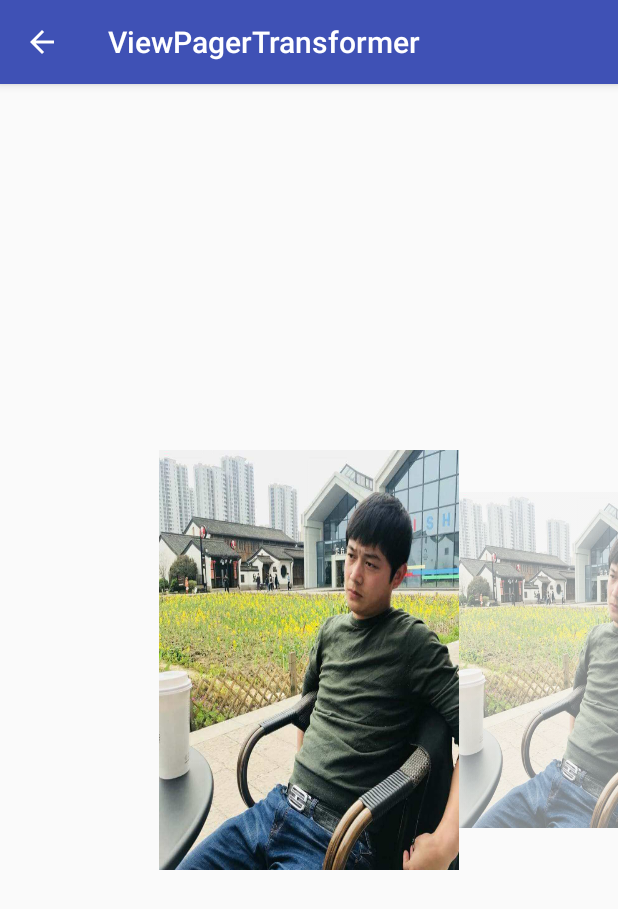
After one commit to faith-hb/WidgetCase, an Android app: the ViewPagerTransformerActivity screen opened directly, with no data from a screen before it, on a phone screen of 412 x 824 dp. The commit adds this screen. Shown: the top 909 px of the screen. Run offline under Robolectric (Android 15) with nearby library versions, the phone set to English and light mode, and no system bars; libraries missing offline, so code that uses them is left out: com.dongni.tools; 2 statements that could not run were skipped.

Commit message:
新增控件： 1、自定义ViewPager页面过度动画 2、自定义图片翻转动画控件

```diff
--- a/app/build.gradle
+++ b/app/build.gradle
@@ -89,7 +89,7 @@ dependencies {
     implementation project(':hawkeye_widget')
     implementation "com.faithhb:toolslib:${outer.toolslib}"
     // aar中依赖的库，主项目也必须依赖，因为aar中依赖的库不会被打进aar包中
-//    implementation 'com.github:widgetcase:1.0.2'
+//    implementation 'com.github:widgetcase:1.0.4'
 //    implementation(name: 'hawkeye_widget-release', ext: 'aar')
 }
 
--- /dev/null
+++ b/app/src/main/java/com/doyou/cvc/activity/sys/viewpager/ViewPagerAdapter.kt
@@ -0,0 +1,61 @@
+package com.doyou.cvc.activity.sys.viewpager
+
+import android.view.LayoutInflater
+import android.view.View
+import android.view.ViewGroup
+import android.widget.ImageView
+import androidx.collection.LruCache
+import androidx.viewpager.widget.PagerAdapter
+import com.doyou.cvc.R
+
+/**
+ *
+ * @autor hongbing
+ * @date 2019-11-14
+ */
+class ViewPagerAdapter : PagerAdapter {
+
+    private var images: List<Int>? = null
+    private var mCachePagerItem = LruCache<Int, ImageView>(5)
+
+    constructor(images: List<Int>?) : super() {
+        this.images = images
+    }
+
+    fun getImages(): List<Int>? {
+        return images
+    }
+
+    override fun getCount(): Int {
+        return images!!.size
+    }
+
+    override fun isViewFromObject(view: View, `object`: Any): Boolean {
+        return view == `object`
+    }
+
+    override fun getItemPosition(`object`: Any): Int {
+        return POSITION_UNCHANGED
+    }
+
+    override fun destroyItem(container: ViewGroup, position: Int, `object`: Any) {
+        container.removeView(`object` as ImageView)
+    }
+
+    override fun instantiateItem(container: ViewGroup, position: Int): Any {
+        var imgV = mCachePagerItem.get(position)
+        if (imgV == null) {
+            imgV = LayoutInflater.from(container.context).inflate(R.layout.viewpager_itemview, null) as ImageView
+            imgV.tag = position
+            mCachePagerItem.put(position, imgV)
+        }
+        if (images!![position] == 0) {
+            imgV.setImageResource(R.mipmap.ic_launcher)
+        } else {
+            imgV.setImageResource(images!![position])
+        }
+        container.addView(imgV)
+        return imgV
+    }
+
+}
--- /dev/null
+++ b/app/src/main/java/com/doyou/cvc/activity/sys/viewpager/ViewPagerTransformerActivity.kt
@@ -0,0 +1,57 @@
+package com.doyou.cvc.activity.sys.viewpager
+
+import android.os.Bundle
+import android.view.MenuItem
+import androidx.appcompat.app.AppCompatActivity
+import com.dongni.tools.DensityUtil
+import com.doyou.cv.widget.sys.viewpager.transformer.ScaleAlphaTransformer
+import com.doyou.cvc.R
+import kotlinx.android.synthetic.main.activity_viewpage_transformer.*
+
+/**
+ * viewpager页面过度转换器功能测试类
+ * @autor hongbing
+ * @date 2019-11-14
+ */
+class ViewPagerTransformerActivity : AppCompatActivity() {
+
+    private var mAdapter: ViewPagerAdapter? = null
+    private val images = intArrayOf(
+            R.drawable.fighting,
+            R.drawable.fighting,
+            R.drawable.fighting,
+            R.drawable.fighting,
+            R.drawable.fighting
+    )
+
+    override fun onCreate(savedInstanceState: Bundle?) {
+        super.onCreate(savedInstanceState)
+        setContentView(R.layout.activity_viewpage_transformer)
+        supportActionBar?.setDisplayHomeAsUpEnabled(true)
+        supportActionBar?.setTitle(R.string.title_viewpager_transformer)
+        initViewPager()
+    }
+
+    private fun initViewPager() {
+        // 小提示：将viewpager父类的touch事件交到viewpager本身上去，可以达到一屏多显的效果
+        transformerContainer.setOnTouchListener { _, event ->
+            return@setOnTouchListener transformerVp.onTouchEvent(event)
+        }
+        transformerVp.offscreenPageLimit = 3
+        transformerVp.pageMargin = DensityUtil.dp2px(45f)
+        // 自定义转换器
+        transformerVp.setPageTransformer(true, ScaleAlphaTransformer())
+        mAdapter = ViewPagerAdapter(images.asList())
+        transformerVp.adapter = mAdapter
+        transformerVp.currentItem = 0
+    }
+
+    override fun onOptionsItemSelected(item: MenuItem?): Boolean {
+        when (item?.itemId) {
+            android.R.id.home -> {
+                finish()
+            }
+        }
+        return super.onOptionsItemSelected(item)
+    }
+}
--- /dev/null
+++ b/app/src/main/res/layout/activity_viewpage_transformer.xml
@@ -0,0 +1,21 @@
+<?xml version="1.0" encoding="utf-8"?>
+<androidx.constraintlayout.widget.ConstraintLayout xmlns:android="http://schemas.android.com/apk/res/android"
+    xmlns:app="http://schemas.android.com/apk/res-auto"
+    xmlns:tools="http://schemas.android.com/tools"
+    android:id="@+id/transformerContainer"
+    android:layout_width="match_parent"
+    android:layout_height="match_parent"
+    android:clipChildren="false"
+    tools:context=".activity.sys.viewpager.ViewPagerTransformerActivity">
+
+    <androidx.viewpager.widget.ViewPager
+        android:id="@+id/transformerVp"
+        android:layout_width="200dp"
+        android:layout_height="280dp"
+        android:clipChildren="false"
+        app:layout_constraintBottom_toBottomOf="parent"
+        app:layout_constraintLeft_toLeftOf="parent"
+        app:layout_constraintRight_toRightOf="parent"
+        app:layout_constraintTop_toTopOf="parent" />
+
+</androidx.constraintlayout.widget.ConstraintLayout>
--- /dev/null
+++ b/app/src/main/res/layout/viewpager_itemview.xml
@@ -0,0 +1,7 @@
+<?xml version="1.0" encoding="utf-8"?>
+<ImageView xmlns:android="http://schemas.android.com/apk/res/android"
+    android:layout_width="match_parent"
+    android:layout_height="match_parent"
+    android:scaleType="fitXY">
+
+</ImageView>
--- a/app/src/main/res/values/strings.xml
+++ b/app/src/main/res/values/strings.xml
@@ -29,6 +29,8 @@
     <string name="title_timeruler_view">TimeRulerView</string>
     <string name="title_circlebutton_view">CircleButton</string>
     <string name="title_customscrollview_view">CustomScrollView</string>
+    <string name="title_viewpager_transformer">ViewPagerTransformer</string>
+    <string name="title_animator_bmp_overturn">图片翻转动画</string>
 
 
     <string name="title_activity_menu_main">MenuMainActivity</string>
--- a/build.gradle
+++ b/build.gradle
@@ -3,8 +3,8 @@
 buildscript {
     ext {
         release = [
-                versionName: '1.1.5',
-                versionCode: 115
+                versionName: '1.1.6',
+                versionCode: 116
         ]
 
         setup = [
--- /dev/null
+++ b/hawkeye_widget/src/main/java/com/doyou/cv/widget/sys/viewpager/transformer/ScaleAlphaTransformer.java
@@ -0,0 +1,46 @@
+package com.doyou.cv.widget.sys.viewpager.transformer;
+
+import android.view.View;
+
+import com.dongni.tools.Common;
+
+import androidx.annotation.NonNull;
+import androidx.viewpager.widget.ViewPager;
+
+/**
+ * 转换器：xy缩放+透明度改变
+ * @autor hongbing
+ * @date 2019-11-14
+ */
+public class ScaleAlphaTransformer implements ViewPager.PageTransformer {
+
+    private final float SCALE_MAX = 0.8f;
+    private final float ALPHA_MAX = 0.5f;
+
+    @Override
+    public void transformPage(@NonNull View page, float position) {
+        Common.log_d("transformPage", "tag = " + page.getTag() + "->position = " + position);
+        if ((int) position < -1 || (int) position > 1) {
+            return;
+        }
+
+        float scale = (position < 0)
+                ? ((1 - SCALE_MAX) * position + 1)
+                : ((SCALE_MAX - 1) * position + 1);
+        float alpha = (position < 0)
+                ? ((1 - ALPHA_MAX) * position + 1)
+                : ((ALPHA_MAX - 1) * position + 1);
+
+        if (position < 0) { // 目标屏-左边一屏的中心点设置
+            page.setPivotX(page.getWidth());
+            page.setPivotY(page.getHeight() / 2);
+        } else {
+            page.setPivotX(0);
+            page.setPivotY(page.getHeight() / 2);
+        }
+
+        page.setScaleX(scale);
+        page.setScaleY(scale);
+        page.setAlpha(Math.abs(alpha));
+    }
+}
```
Also changed, not shown: app/src/main/AndroidManifest.xml (+20 -12 lines), app/src/main/java/com/doyou/cvc/activity/MenuMainActivity.kt (+11 -1 lines), app/src/main/java/com/doyou/cvc/activity/animator/BmpOverturnActivity.kt (added, +54 -0 lines), app/src/main/res/layout/activity_bmp_overturn.xml (added, +30 -0 lines), app/src/main/res/layout/content_menu_main.xml (+37 -28 lines), hawkeye_widget/src/main/java/com/doyou/cv/utils/Util.java (+14 -0 lines), hawkeye_widget/src/main/java/com/doyou/cv/widget/animator/BmpOverturnView.java (added, +128 -0 lines), app/src/main/java/readme.txt, 3 other files.
